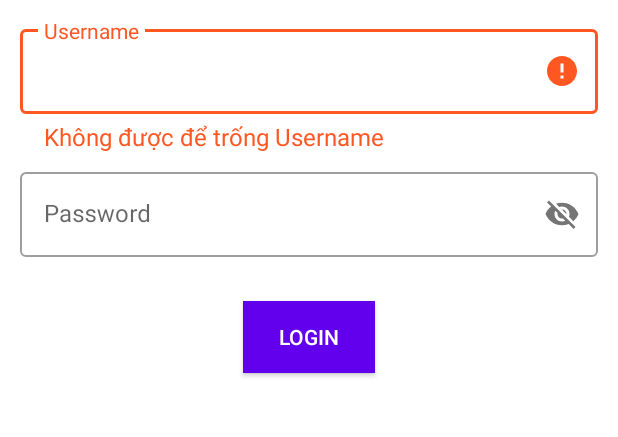
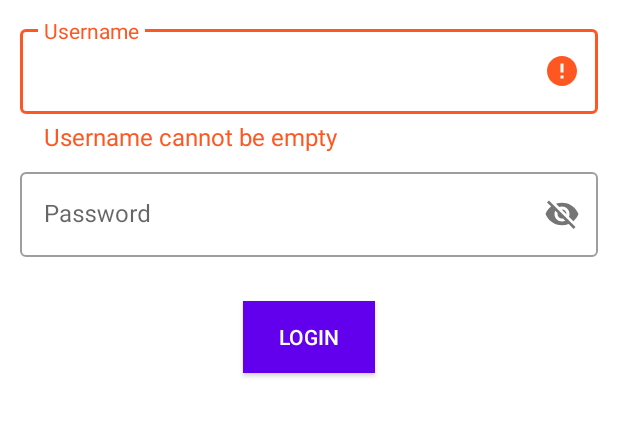
Before and after one commit to huynguyen1108/ImaginatoAndroid, an Android app: the screen it shows after launch (LoginActivity), after a tap on "LOGIN", on a phone screen of 412 x 824 dp, the part 485-922 px from its top. Run offline under Robolectric (Android 15) with nearby library versions, the phone set to English and light mode, and no system bars; our stand-ins replace Dagger/Hilt's generated code, data binding; 1 statement that could not run was skipped; 1 other tap on this screen came first.

Commit message:
convert vietnamese to english

```diff
--- a/app/src/main/java/com/huyduc1108/imaginato/ui/login/view/LoginActivity.kt
+++ b/app/src/main/java/com/huyduc1108/imaginato/ui/login/view/LoginActivity.kt
@@ -76,7 +76,7 @@ class LoginActivity : BaseActivity<ActivityLoginBinding, LoginViewModel>() {
         }
         if (password.length > 16) {
             binding?.tlUsername?.error = null
-            binding?.tlPassword?.error = getString(R.string.max_length_30)
+            binding?.tlPassword?.error = getString(R.string.max_length_16)
             return false
         }
         binding?.tlPassword?.error = null
--- a/app/src/main/res/values/strings.xml
+++ b/app/src/main/res/values/strings.xml
@@ -1,13 +1,14 @@
 <resources>
     <string name="app_name">Imaginato</string>
 
-    <string name="txt_error_network">Lỗi mạng</string>
-    <string name="txt_network">Bạn vui lòng bật wifi hoặc dữ liệu di động để sử dụng app!</string>
+    <string name="txt_error_network">Network error</string>
+    <string name="txt_network">Please turn on Wifi or data network to use this app</string>
     <string name="username">Username</string>
     <string name="password">Password</string>
     <string name="login">Login</string>
-    <string name="error_api">Có lỗi xảy ra vui lòng thử lại sau!</string>
-    <string name="empty_username">Không được để trống Username</string>
-    <string name="empty_password">Không được để trống Password</string>
-    <string name="max_length_30">Nhập tối đa 30 ký tự</string>
+    <string name="error_api">Have some error please try again!</string>
+    <string name="empty_username">Username cannot be empty</string>
+    <string name="empty_password">Password cannot be empty</string>
+    <string name="max_length_30">Max length is 30 characters</string>
+    <string name="max_length_16">Max length is 16 characters</string>
 </resources>
```
